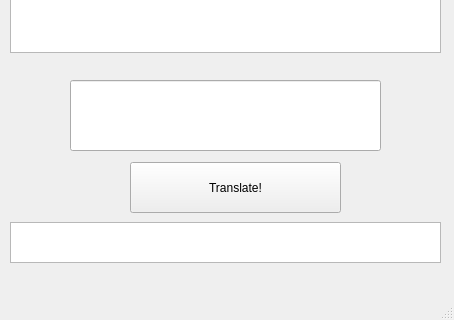
Old version of the form TranslatorQT.ui in the repository Hessam-Koucheki/Word-Translator; both pictures show x 0 to 454 and y 428 to 748 of the 454 by 748 pixel window.
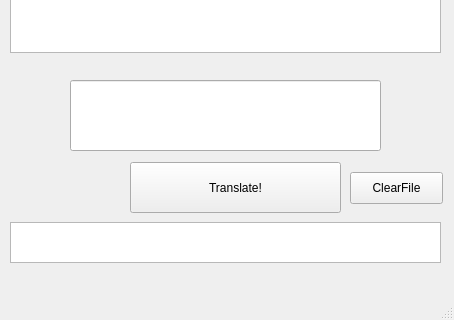
New version of the form.

Commit message: add ClearFile Button

Diff of the .ui file:
```diff
--- a/TranslatorQT.ui
+++ b/TranslatorQT.ui
@@ -57,6 +57,19 @@
      </rect>
     </property>
    </widget>
+   <widget class="QPushButton" name="clear_button">
+    <property name="geometry">
+     <rect>
+      <x>350</x>
+      <y>600</y>
+      <width>93</width>
+      <height>32</height>
+     </rect>
+    </property>
+    <property name="text">
+     <string>ClearFile</string>
+    </property>
+   </widget>
   </widget>
   <widget class="QMenuBar" name="menubar">
    <property name="geometry">
```
Left out of the diff: 16 changed lines with no effect on the pictures.
